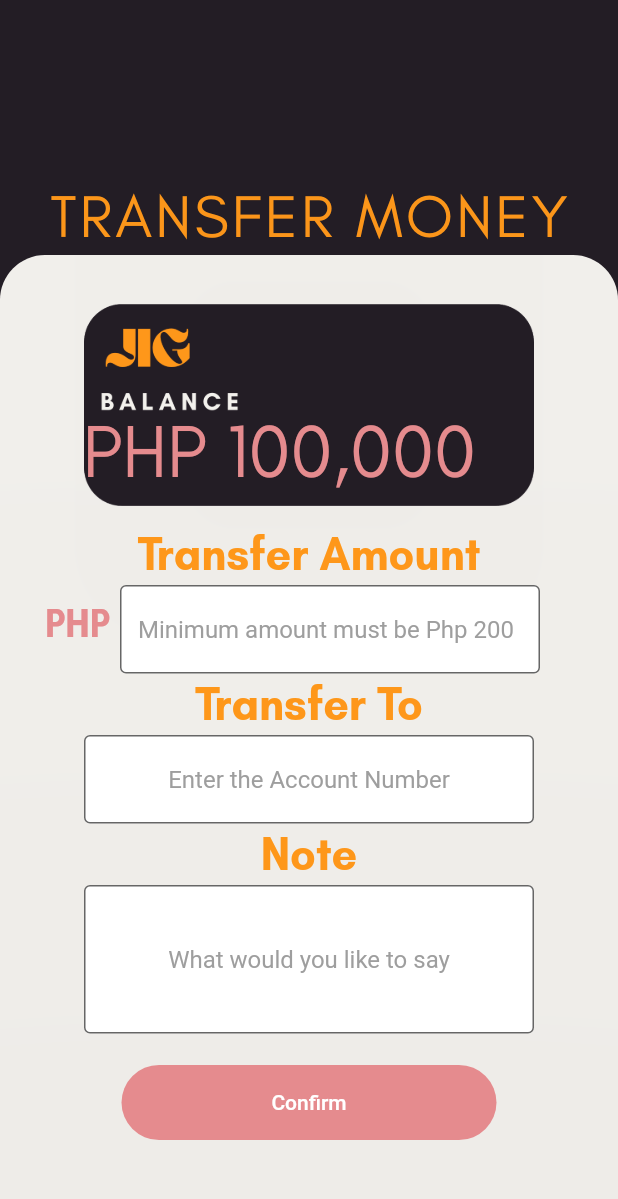
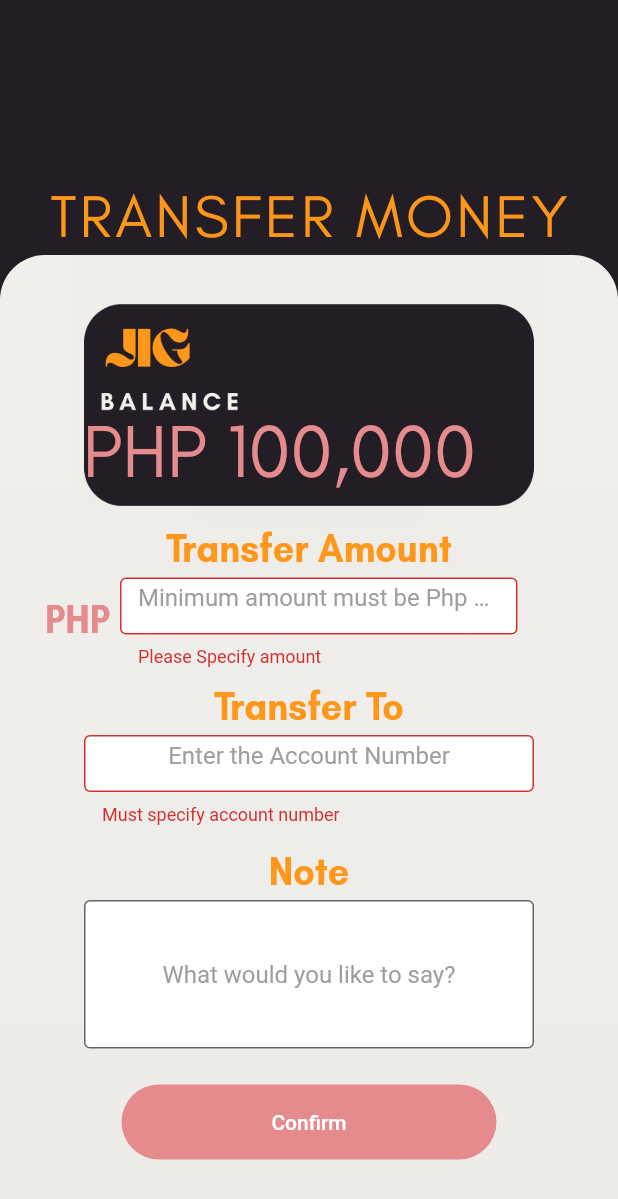
Before and after one commit to maye93/Mobile-Banking, a Flutter app: the TransferMoneyScreen screen opened directly, after a tap on "Confirm", on a phone screen of 412 x 824 dp. Shown: the top 1199 px of the screen. Run offline on Flutter 3.47's test engine with Material 2 defaults, Android fonts, the phone set to English and light mode, and no system bars; our stand-ins replace font_awesome_flutter.

Commit message:
"new file for base (not const) and transfer screen (font test)"

```diff
--- a/lib/base_screen.dart
+++ b/lib/base_screen.dart
@@ -16,7 +16,7 @@ class BaseScreen extends StatefulWidget {
 class _BaseScreenState extends State<BaseScreen> {
   int _selectedIndex = 0;
 
-  static const List<Widget> _widgetOptions = <Widget>[
+  static List<Widget> _widgetOptions = <Widget>[
     DashBoard(),
     ErrorScreen(),
     TransferMoneyScreen(),
@@ -33,15 +33,10 @@ class _BaseScreenState extends State<BaseScreen> {
         bottomNavigationBar: BottomNavigationBar(
             type: BottomNavigationBarType.fixed,
             backgroundColor: Color(0xFF231D25),
-
-        selectedIconTheme: IconThemeData(
-          color: const Color(0xFFFE971A)),
+            selectedIconTheme: IconThemeData(color: const Color(0xFFFE971A)),
             selectedItemColor: const Color(0xFFFE971A),
-
-        unselectedIconTheme: IconThemeData(
-          color: Colors.grey),
+            unselectedIconTheme: IconThemeData(color: Colors.grey),
             unselectedItemColor: Colors.grey,
-
             items: [
               BottomNavigationBarItem(
                 icon: Icon(FontAwesomeIcons.home),
@@ -50,17 +45,17 @@ class _BaseScreenState extends State<BaseScreen> {
               BottomNavigationBarItem(
                   icon: Icon(FontAwesomeIcons.piggyBank), label: "Deposit"),
               BottomNavigationBarItem(
-              icon: Icon(FontAwesomeIcons.handHoldingUsd), label: "Transfer"),
+                  icon: Icon(FontAwesomeIcons.handHoldingUsd),
+                  label: "Transfer"),
               BottomNavigationBarItem(
-              icon: Icon(FontAwesomeIcons.moneyBillWave), label: "Withdraw"),
+                  icon: Icon(FontAwesomeIcons.moneyBillWave),
+                  label: "Withdraw"),
             ],
             currentIndex: _selectedIndex,
             onTap: (int index) {
               setState(() {
                 _selectedIndex = index;
               });
-        }
-      )
-    );
+            }));
   }
 }
--- a/lib/transfer.dart
+++ b/lib/transfer.dart
@@ -2,9 +2,11 @@ import 'package:flutter/material.dart';
 import 'package:flutter/painting.dart';
 import 'package:flutter/services.dart';
 import 'package:intl/intl.dart';
+// import 'package:practice/AccountBalance.dart';
+import 'package:practice/confirmation_screen.dart';
 import 'DatabaseAccounts.dart';
 
-class GetBalance extends AdminAccount {
+class GetMoney extends AdminAccount {
   @override
   balance() {
     return super.balance();
@@ -14,7 +16,15 @@ class GetBalance extends AdminAccount {
 var f = NumberFormat('###,###');
 
 class TransferMoneyScreen extends StatelessWidget {
-  const TransferMoneyScreen({Key? key}) : super(key: key);
+  TransferMoneyScreen({Key? key}) : super(key: key);
+
+  // var amount;
+  final UserTransferAmount = TextEditingController();
+  final GlobalKey<FormState> _formkey = GlobalKey<FormState>();
+  final InputError = SnackBar(content: Text('Invalid credentials'));
+  // AccountBalance acc = new AccountBalance();
+  // b = privBalance;
+
   @override
   Widget build(BuildContext context) {
     return Scaffold(
@@ -22,6 +32,8 @@ class TransferMoneyScreen extends StatelessWidget {
             child: SingleChildScrollView(
                 physics: NeverScrollableScrollPhysics(),
                 reverse: true,
+                child: Form(
+                  key: _formkey,
                   child: Stack(alignment: Alignment.center, children: [
                     ////////////////////// BACKGROUND //////////////////////
                     Container(
@@ -55,7 +67,7 @@ class TransferMoneyScreen extends StatelessWidget {
                                   topLeft: Radius.circular(30),
                                 )))),
 
-                  ///////////////////////// CARD /////////////////////////
+                    /////////////////////// CARD ///////////////////////
                     Positioned(
                         top: 120,
                         child: Material(
@@ -75,7 +87,7 @@ class TransferMoneyScreen extends StatelessWidget {
                         top: 270,
                         left: 55,
                         child: Text(
-                          "PHP " + f.format(GetBalance().balance()).toString(),
+                            "PHP " + f.format(GetMoney().balance()).toString(),
                             style: TextStyle(
                               decoration: TextDecoration.none,
                               fontFamily: 'Glacial',
@@ -91,12 +103,12 @@ class TransferMoneyScreen extends StatelessWidget {
                               decoration: TextDecoration.none,
                               fontFamily: 'Glacial Bold',
                               color: const Color(0xFFFE971A),
-                            fontSize: 30,
+                              fontSize: 25,
                             ))),
 
                     /////////////////////////// PHP //////////////////////////
                     Positioned(
-                      top: 400,
+                        top: 397,
                         left: 30,
                         child: Text("PHP",
                             style: TextStyle(
@@ -108,12 +120,23 @@ class TransferMoneyScreen extends StatelessWidget {
 
                     /////////////////////// PHP TEXTFIELD ////////////////////
                     Positioned(
-                      top: 390,
+                        top: 385,
                         left: 80,
                         child: Container(
-                        height: 100,
-                        width: 280,
-                        child: TextField(
+                          height: 60,
+                          width: 265,
+                          child: TextFormField(
+                            controller: UserTransferAmount,
+                            validator: (value) {
+                              if (value!.isEmpty) {
+                                return 'Please Specify amount';
+                              } else if (int.tryParse(value)! < 200) {
+                                return 'Amount must not be less than Php 200.00';
+                              } else {
+                                // amount = value;
+                                return null;
+                              }
+                            },
                             keyboardType: TextInputType.number,
                             inputFormatters: <TextInputFormatter>[
                               FilteringTextInputFormatter.digitsOnly
@@ -129,22 +152,31 @@ class TransferMoneyScreen extends StatelessWidget {
 
                     /////////////////////// TRANSFER TO //////////////////////
                     Positioned(
-                      top: 450,
+                        top: 455,
                         child: Text("Transfer To",
                             style: TextStyle(
                               decoration: TextDecoration.none,
                               fontFamily: 'Glacial Bold',
                               color: const Color(0xFFFE971A),
-                            fontSize: 30,
+                              fontSize: 25,
                             ))),
 
                     ////////////////// TRANSFER TO TEXTFIELD //////////////////
                     Positioned(
                         top: 490,
                         child: Container(
-                        height: 100,
+                          height: 60,
                           width: 300,
                           child: TextFormField(
+                            validator: (value) {
+                              if (value!.isEmpty) {
+                                return 'Must specify account number';
+                              } else if (value.length < 12) {
+                                return 'Invalid account number';
+                              } else {
+                                return null;
+                              }
+                            },
                             textAlign: TextAlign.center,
                             keyboardType: TextInputType.number,
                             inputFormatters: <TextInputFormatter>[
@@ -162,18 +194,18 @@ class TransferMoneyScreen extends StatelessWidget {
 
                     ////////////////////////// NOTE ///////////////////////////
                     Positioned(
-                      top: 550,
+                        top: 565,
                         child: Text("Note",
                             style: TextStyle(
                               decoration: TextDecoration.none,
                               fontFamily: 'Glacial Bold',
                               color: const Color(0xFFFE971A),
-                            fontSize: 30,
+                              fontSize: 25,
                             ))),
 
                     ////////////////////// NOTE TEXTFIELD /////////////////////
                     Positioned(
-                      top: 590,
+                        top: 600,
                         child: SizedBox(
                             height: 300,
                             width: 300,
@@ -181,7 +213,7 @@ class TransferMoneyScreen extends StatelessWidget {
                               textAlign: TextAlign.center,
                               decoration: InputDecoration(
                                 border: OutlineInputBorder(),
-                              hintText: 'What would you like to say',
+                                hintText: 'What would you like to say?',
                                 hintStyle: TextStyle(color: Colors.grey),
                                 fillColor: Colors.white,
                                 filled: true,
@@ -192,13 +224,25 @@ class TransferMoneyScreen extends StatelessWidget {
 
                     ////////////////////// CONFIRM BUTTON /////////////////////
                     Positioned(
-                      top: 710,
+                        top: 723,
                         child: SizedBox(
                             height: 50,
                             width: 250,
                             child: ElevatedButton(
                               child: Text('Confirm'),
-                              onPressed: () {},
+                              onPressed: () {
+                                GetMoney().balance();
+                                if (_formkey.currentState!.validate()) {
+                                  Navigator.push(
+                                      context,
+                                      MaterialPageRoute(
+                                          builder: (context) =>
+                                              ConfirmScreen()));
+                                  ;
+                                } else {
+                                  InputError;
+                                }
+                              },
                               style: ButtonStyle(
                                   shape: MaterialStateProperty.all(
                                       RoundedRectangleBorder(
@@ -208,7 +252,9 @@ class TransferMoneyScreen extends StatelessWidget {
                                       EdgeInsets.all(15)),
                                   elevation: MaterialStateProperty.all(0),
                                   backgroundColor: MaterialStateProperty.all(
-                                      const Color(0xFFE58B8E)))))),
-                ]))));
+                                      const Color(0xFFE58B8E))),
+                            ))),
+                  ]),
+                ))));
   }
 }
```
Lines whose indentation alone changed are shown as unchanged.
